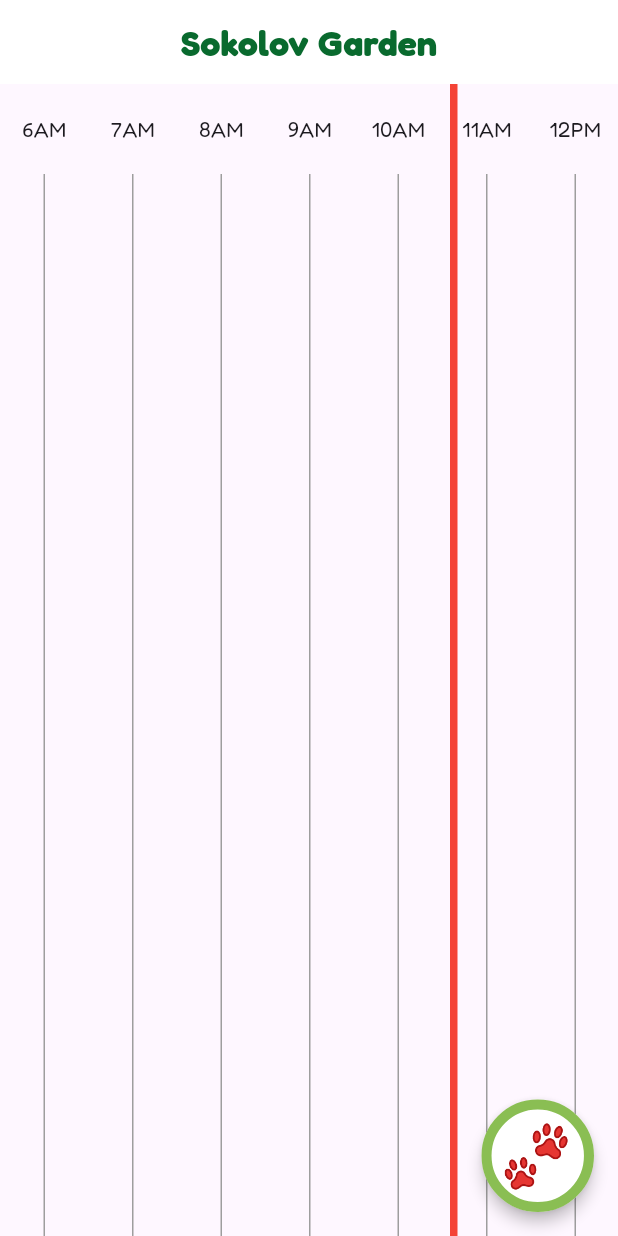
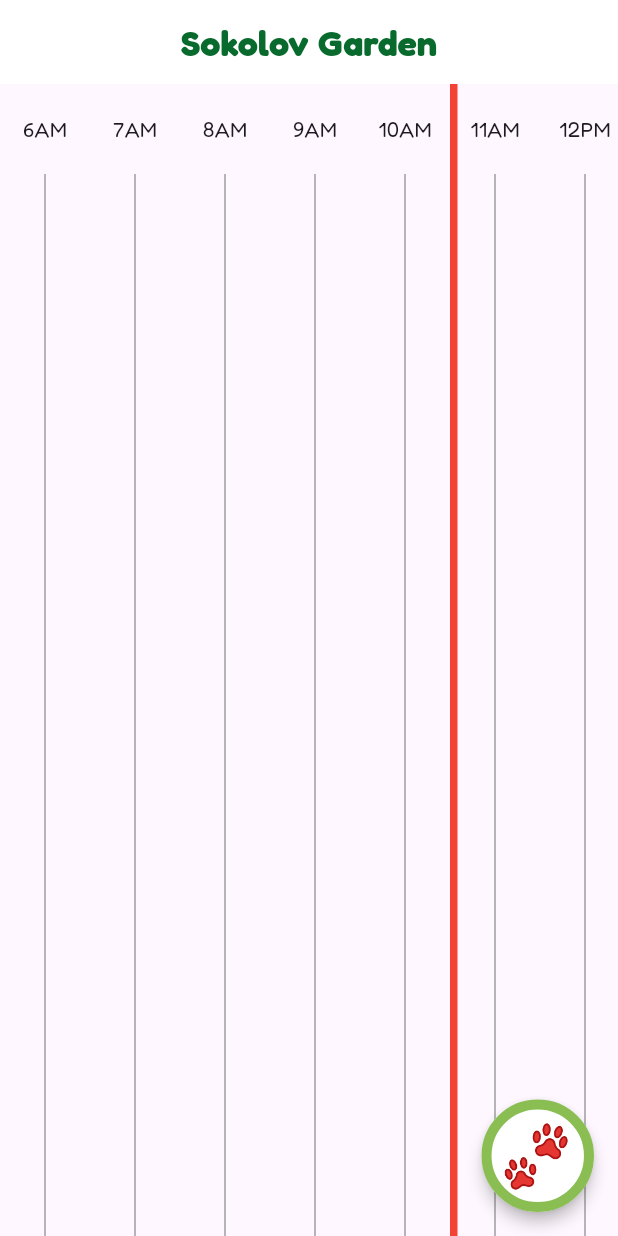
Before and after one commit to Gilad1016/FetchFriends, a Flutter app: the ParkSchedulePage screen opened by its route, on a phone screen of 412 x 824 dp. Run offline on Flutter 3.47's test engine with Material 3 defaults, Android fonts, the phone set to English and light mode, and no system bars; our stand-ins replace go_router, image_picker, pocketbase, shared_preferences; accounts and stored records are empty; network calls fail; statements that could not run were skipped.

```diff
--- a/lib/park/widgets/timeline.dart
+++ b/lib/park/widgets/timeline.dart
@@ -1,3 +1,4 @@
+import 'dart:async';
 import 'package:flutter/material.dart';
 import 'package:intl/intl.dart';
 import 'package:provider/provider.dart';
@@ -13,30 +14,46 @@ class Timeline extends StatefulWidget {
 }
 
 class _TimelineState extends State<Timeline> {
+  late Timer _timer;
+  DateTime _now = DateTime.now();
+
+  @override
+  void initState() {
+    super.initState();
+    // Update the current time every minute
+    _timer = Timer.periodic(const Duration(seconds: 60), (timer) {
+      setState(() {
+        _now = DateTime.now();
+      });
+    });
+  }
+
+  @override
+  void dispose() {
+    _timer.cancel();
+    super.dispose();
+  }
+
   @override
   Widget build(BuildContext context) {
     const double hourWidth = 60;
-    final now = DateTime.now();
 
     // Get the list of arrivals from the provider
-    final arrivals = Provider
-        .of<ArrivalsProvider>(context)
-        .arrivalItems;
+    final arrivals = Provider.of<ArrivalsProvider>(context).arrivalItems;
 
     // Add hours to the timeline
     final List<Widget> hourLines = [];
     for (int i = 0; i < 24; i++) {
-      final String hourLabel = DateFormat('ha').format(
-          DateTime(0, 0, 0, (i + now.hour - 4) % 24));
+      final String hourLabel = DateFormat('ha')
+          .format(DateTime(0, 0, 0, (i + _now.hour - 4) % 24));
       hourLines.add(SizedBox(
-        width: hourWidth - 1,
+        width: hourWidth,
         child: HourLine(hourLabel: hourLabel),
       ));
     }
 
     // Calculate the position of the current time line
-    final double currentHourOffset =
-        (4.5 + now.minute / 60.0) * hourWidth;
+    final double currentHourOffset = (4.5 + _now.minute / 60.0) * hourWidth;
 
     return SingleChildScrollView(
       scrollDirection: Axis.horizontal,
@@ -57,9 +74,9 @@ class _TimelineState extends State<Timeline> {
           ),
           for (final item in arrivals)
             Positioned(
-              left: ((item.startTime.hour - now.hour + 4.5) +
+              left: ((item.startTime.hour - _now.hour + 4.5) +
                   item.startTime.minute / 60.0) *
-                  (hourWidth - 1),
+                  (hourWidth),
               top: 50,
               child: ArrivalIcon(
                 text: item.dog,
```
